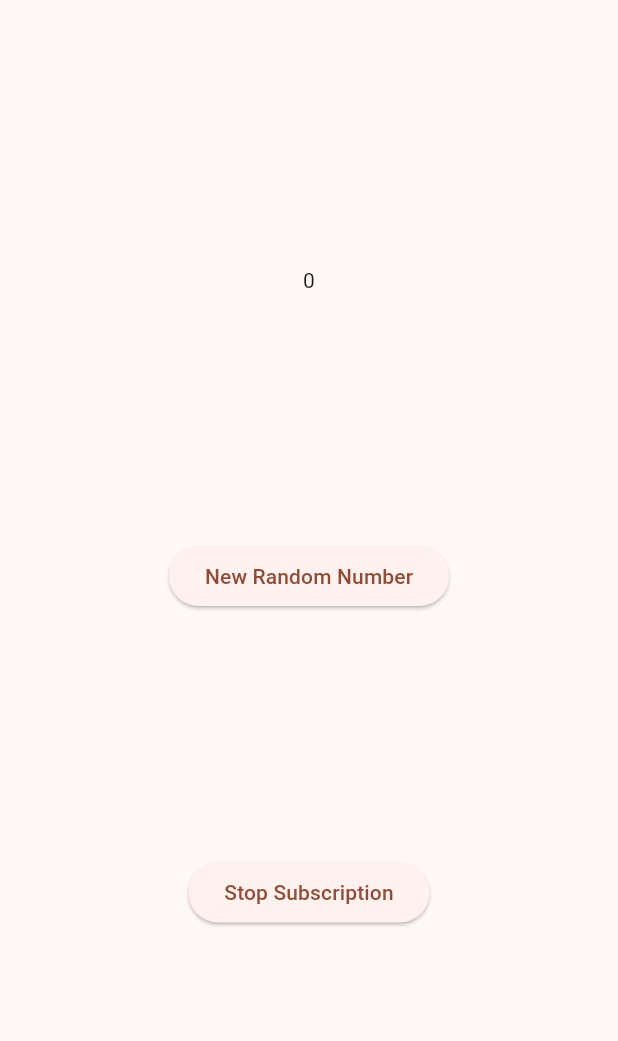
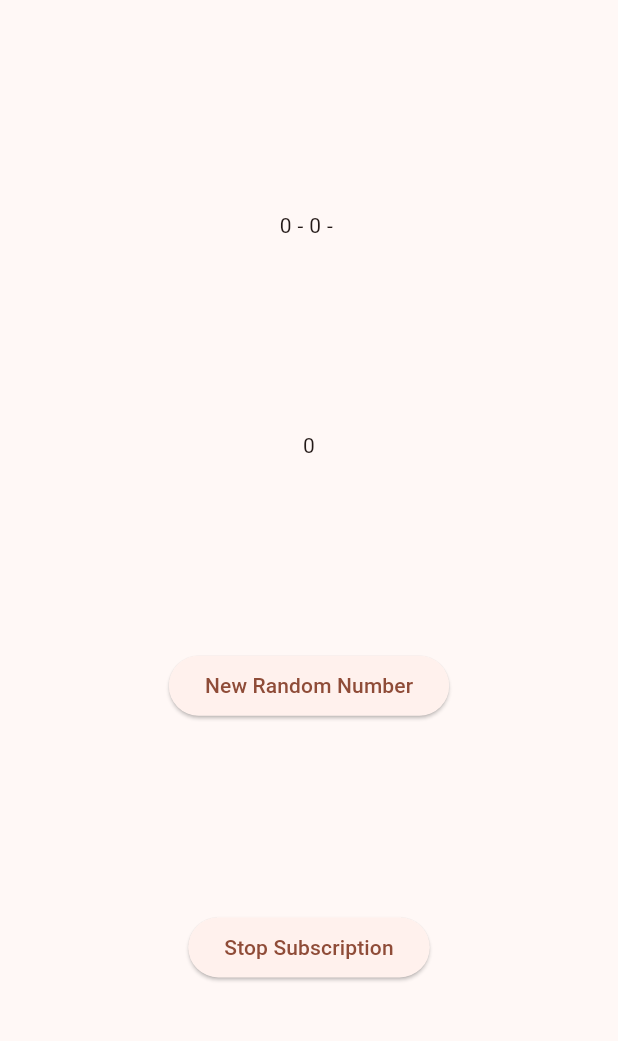
Before and after one commit to naufalpalal/Lanjutan_State_Management_week-13, a Flutter app: the screen it shows after launch, after a tap on "New Random Number", on a phone screen of 412 x 824 dp, the part 63-1104 px from its top. Run offline on Flutter 3.47's test engine with Material 3 defaults, Android fonts, the light colour scheme and no system bars.

Commit message:
Jawaban Soal 10,11

```diff
--- a/lib/main.dart
+++ b/lib/main.dart
@@ -40,6 +40,9 @@ class _StreamHomePageState extends State<StreamHomePage> {
   late NumberStream numberStream;
   late StreamTransformer transformer;//digunakan untuk mendeklarasikan variabel yang akan diinisialisasi sebelum digunakan.
   late StreamSubscription subscription;
+  late StreamSubscription subscription2;
+
+  String value = '';
 
   @override
   void initState() {
@@ -51,7 +54,14 @@ class _StreamHomePageState extends State<StreamHomePage> {
     //Membuat listener untuk stream
     subscription = stream.listen((event) {
       setState(() {
-        lastNumber = event;
+        value += '$event - ';
+        //lastNumber = event;
+      });
+    });
+
+    subscription2 = stream.listen((event) {
+      setState(() {
+        value += '$event - ';
       });
     });
 
@@ -140,6 +150,7 @@ class _StreamHomePageState extends State<StreamHomePage> {
           mainAxisAlignment: MainAxisAlignment.spaceEvenly,
           crossAxisAlignment: CrossAxisAlignment.center,
           children: [
+            Text(value),
             Text(lastNumber.toString()),
             ElevatedButton(
               onPressed: () => addRandomNumber(),
```
Also changed, not shown: Console 4.png (added), Video-5.gif (added), 1 other file.
